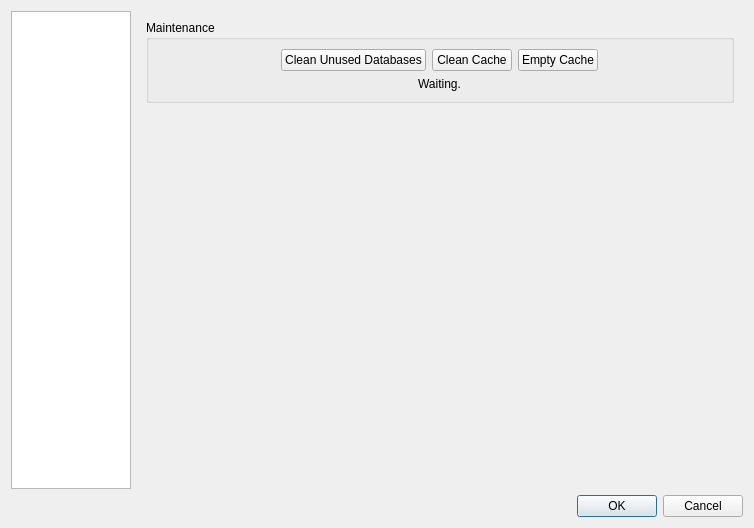
This is trunk/ui/configDialog.ui in drf/shaman1 as Qt 5 draws it before an edit. The edited form follows.
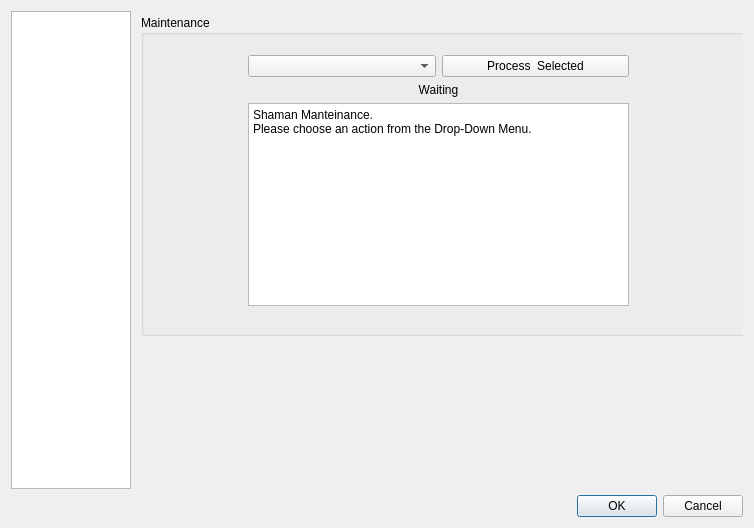
This is the edited form. Icons and pictures are not drawn.

Commit message: Wizard, Manteinance, and the Great Commit

The edit to the form file:
```diff
--- a/trunk/ui/configDialog.ui
+++ b/trunk/ui/configDialog.ui
@@ -81,72 +81,70 @@
       <number>0</number>
      </property>
      <widget class="QWidget" name="Seite" >
-      <layout class="QGridLayout" >
-       <item row="0" column="0" >
         <widget class="QGroupBox" name="groupBox" >
+       <property name="geometry" >
+        <rect>
+         <x>4</x>
+         <y>4</y>
+         <width>614</width>
+         <height>321</height>
+        </rect>
+       </property>
          <property name="title" >
           <string>Maintenance</string>
          </property>
-         <layout class="QGridLayout" >
-          <item row="0" column="0" >
+       <widget class="QWidget" name="" >
+        <property name="geometry" >
+         <rect>
+          <x>107</x>
+          <y>40</y>
+          <width>381</width>
+          <height>251</height>
+         </rect>
+        </property>
            <layout class="QVBoxLayout" >
             <item>
              <layout class="QHBoxLayout" >
               <item>
-               <widget class="QPushButton" name="cleanDbButton" >
-                <property name="text" >
-                 <string>Clean Unused Databases</string>
-                </property>
-               </widget>
+            <widget class="QComboBox" name="mantActionBox" />
               </item>
               <item>
-               <widget class="QPushButton" name="cleanCacheButton" >
+            <widget class="QPushButton" name="mantProcessButton" >
                 <property name="text" >
-                 <string>Clean Cache</string>
-                </property>
-               </widget>
-              </item>
-              <item>
-               <widget class="QPushButton" name="emptyCacheButton" >
-                <property name="text" >
-                 <string>Empty Cache</string>
+              <string>Process  Selected</string>
                 </property>
                </widget>
               </item>
              </layout>
             </item>
+         <item>
+          <layout class="QHBoxLayout" >
             <item>
              <widget class="QLabel" name="statusLabel" >
               <property name="text" >
-               <string comment="waiting for the user to do an action" >Waiting.</string>
+              <string>Waiting</string>
               </property>
               <property name="alignment" >
                <set>Qt::AlignCenter</set>
               </property>
              </widget>
             </item>
+          </layout>
+         </item>
             <item>
-             <layout class="QHBoxLayout" />
-            </item>
-           </layout>
-          </item>
-         </layout>
-        </widget>
-       </item>
-       <item row="1" column="0" >
-        <spacer>
-         <property name="orientation" >
-          <enum>Qt::Vertical</enum>
-         </property>
-         <property name="sizeHint" >
-          <size>
-           <width>20</width>
-           <height>40</height>
-          </size>
-         </property>
-        </spacer>
-       </item>
-      </layout>
+          <widget class="QTextEdit" name="mantDetails" >
+           <property name="html" >
+            <string>&lt;html>&lt;head>&lt;meta name="qrichtext" content="1" />&lt;style type="text/css">
+p, li { white-space: pre-wrap; }
+&lt;/style>&lt;/head>&lt;body style=" font-family:'Liberation Sans'; font-size:9pt; font-weight:400; font-style:normal;">
+&lt;p style=" margin-top:0px; margin-bottom:0px; margin-left:0px; margin-right:0px; -qt-block-indent:0; text-indent:0px;">Shaman Manteinance.&lt;/p>
+&lt;p style=" margin-top:0px; margin-bottom:0px; margin-left:0px; margin-right:0px; -qt-block-indent:0; text-indent:0px;">Please choose an action from the Drop-Down Menu.&lt;/p>&lt;/body>&lt;/html></string>
+           </property>
+          </widget>
+         </item>
+        </layout>
+       </widget>
+      </widget>
      </widget>
      <widget class="QWidget" name="Seite_2" >
       <layout class="QGridLayout" >
```
Lines whose indentation alone changed are shown as unchanged. The commit also changes 7 other files.
